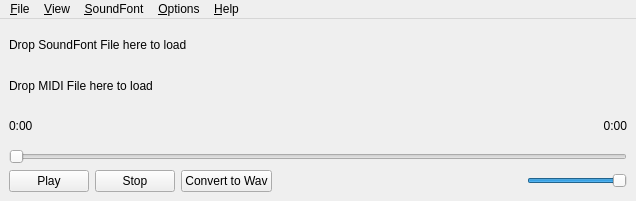
The window that app/mainwindow.ui (BLumia/pineapple-midi-player) describes before a commit, drawn with Qt 5.
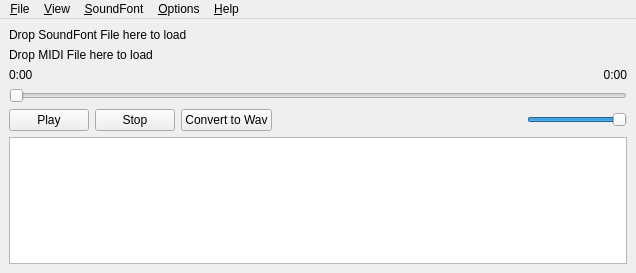
The same window after the commit. Icons and pictures are not drawn. Custom widgets are drawn as their Qt base class.

Commit message:
feat: auto load midi file in same folder as playlist
While the implementation itself is quite ridiculous...
The playlist manager class is reused from pineapple-pictures, which
imo the current implementation is so bad. Might take some time to
refactor the related part...

Patch:
```diff
--- a/app/mainwindow.ui
+++ b/app/mainwindow.ui
@@ -7,7 +7,7 @@
     <x>0</x>
     <y>0</y>
     <width>636</width>
-    <height>201</height>
+    <height>273</height>
    </rect>
   </property>
   <property name="minimumSize">
@@ -136,6 +136,13 @@
       </item>
      </layout>
     </item>
+    <item>
+     <widget class="QListView" name="playlistView">
+      <property name="editTriggers">
+       <set>QAbstractItemView::EditTrigger::NoEditTriggers</set>
+      </property>
+     </widget>
+    </item>
    </layout>
   </widget>
   <widget class="QMenuBar" name="menubar">
```
Left out of the diff: 14 changed lines with no effect on the pictures. The commit also changes 8 other files.
